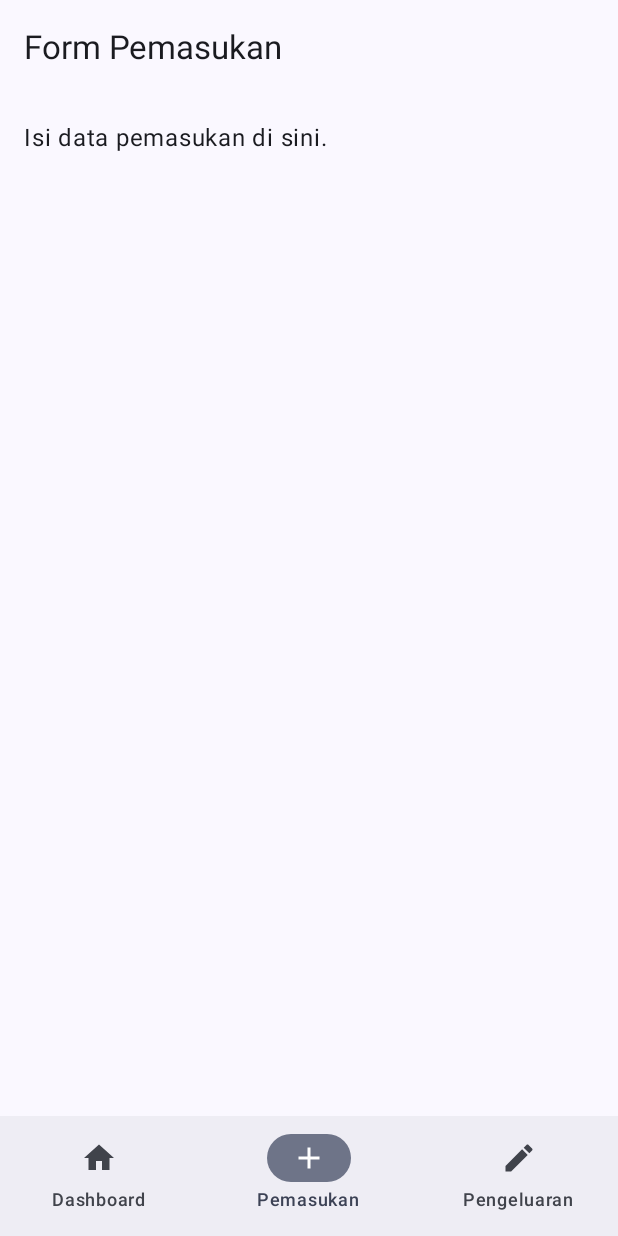
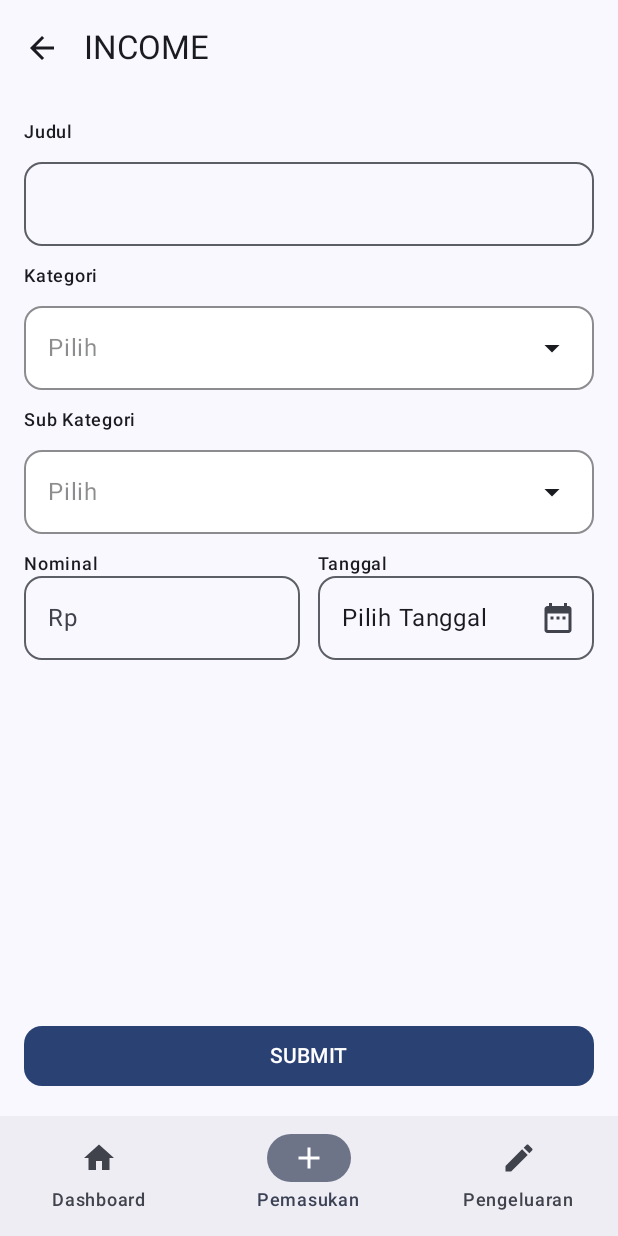
Before and after one commit to RaditZX/SnapCash, an Android app built with Jetpack Compose: the PemasukanEntryScreen screen opened through its navigation route, on a phone screen of 412 x 824 dp. Run offline under Robolectric (Android 15) with nearby library versions, the phone set to English and light mode, and no system bars.

Commit message:
Peambahan komponen dropdownmenu, dan pengembangan PemasukanEntryScreen.kt namun belum ada logika jika memilih kategori apa akan memunculkan sub kategori khusus untuk kategori tersebut

```diff
--- /dev/null
+++ b/app/src/main/java/com/example/snapcash/ui/component/DropdownMenu.kt
@@ -0,0 +1,71 @@
+package com.example.snapcash.ui.component
+
+import androidx.compose.foundation.background
+import androidx.compose.foundation.border
+import androidx.compose.foundation.clickable
+import androidx.compose.foundation.layout.Arrangement
+import androidx.compose.foundation.layout.Box
+import androidx.compose.foundation.layout.Column
+import androidx.compose.foundation.layout.Row
+import androidx.compose.foundation.layout.fillMaxWidth
+import androidx.compose.foundation.layout.offset
+import androidx.compose.foundation.layout.padding
+import androidx.compose.foundation.shape.RoundedCornerShape
+import androidx.compose.material.icons.Icons
+import androidx.compose.material.icons.filled.ArrowDropDown
+import androidx.compose.material3.*
+import androidx.compose.runtime.*
+import androidx.compose.ui.Modifier
+import androidx.compose.ui.graphics.Color
+import androidx.compose.ui.unit.dp
+
+@OptIn(ExperimentalMaterial3Api::class)
+@Composable
+fun DropdownMenu(
+    label: String,
+    options: List<String>,
+    selectedOption: String,
+    onOptionSelected: (String) -> Unit
+) {
+    var expanded by remember { mutableStateOf(false) }
+
+    Column {
+        Box(
+            modifier = Modifier
+                .fillMaxWidth()
+                .border(1.dp, MaterialTheme.colorScheme.onSurface.copy(alpha = 0.5f), RoundedCornerShape(12.dp))
+                .background(Color.White, RoundedCornerShape(12.dp))
+                .clickable { expanded = true }
+                .padding(16.dp)
+        ) {
+            Row(
+                modifier = Modifier.fillMaxWidth(),
+                horizontalArrangement = Arrangement.SpaceBetween
+            ) {
+                Text(
+                    text = selectedOption.ifEmpty { "Pilih $label" },
+                    color = MaterialTheme.colorScheme.onSurface.copy(alpha = if (selectedOption.isEmpty()) 0.5f else 1f)
+                )
+                Icon(Icons.Default.ArrowDropDown, contentDescription = null)
+            }
+        }
+
+        DropdownMenu(
+            expanded = expanded,
+            onDismissRequest = { expanded = false },
+            modifier = Modifier
+                .fillMaxWidth()
+                .background(Color.White, RoundedCornerShape(12.dp))
+        ) {
+            options.forEach { option ->
+                DropdownMenuItem(
+                    text = { Text(option) },
+                    onClick = {
+                        onOptionSelected(option)
+                        expanded = false
+                    }
+                )
+            }
+        }
+    }
+}
--- a/app/src/main/java/com/example/snapcash/ui/screen/PemasukanEntryScreen.kt
+++ b/app/src/main/java/com/example/snapcash/ui/screen/PemasukanEntryScreen.kt
@@ -1,9 +1,23 @@
 package com.example.snapcash.ui.screen
 
+import com.example.snapcash.ui.component.DropdownMenu
+import android.app.DatePickerDialog
+import android.icu.util.Calendar
+import android.widget.DatePicker
+import androidx.compose.foundation.background
+import androidx.compose.foundation.clickable
+import androidx.compose.foundation.layout.Arrangement
 import androidx.compose.foundation.layout.Box
+import androidx.compose.foundation.layout.Column
+import androidx.compose.foundation.layout.Row
+import androidx.compose.foundation.layout.Spacer
 import androidx.compose.foundation.layout.fillMaxSize
+import androidx.compose.foundation.layout.fillMaxWidth
+import androidx.compose.foundation.layout.height
 import androidx.compose.foundation.layout.padding
+import androidx.compose.foundation.shape.RoundedCornerShape
 import androidx.compose.material3.ExperimentalMaterial3Api
+import androidx.compose.material3.IconButton
 import androidx.compose.material3.Scaffold
 import androidx.compose.material3.Text
 import androidx.compose.material3.TopAppBar
@@ -11,16 +25,135 @@ import androidx.compose.runtime.Composable
 import androidx.compose.ui.Modifier
 import androidx.compose.ui.unit.dp
 import androidx.navigation.NavController
-import androidx.navigation.NavHostController
+import androidx.compose.material.icons.Icons
+import androidx.compose.material.icons.filled.ArrowBack
+import androidx.compose.material.icons.filled.ArrowDropDown
+import androidx.compose.material.icons.filled.DateRange
+import androidx.compose.material3.Button
+import androidx.compose.material3.DropdownMenuItem
+import androidx.compose.material3.ExposedDropdownMenuBox
+import androidx.compose.material3.Icon
+import androidx.compose.material3.MaterialTheme
+import androidx.compose.material3.OutlinedTextField
+import androidx.compose.material3.TextField
+import androidx.compose.runtime.getValue
+import androidx.compose.runtime.mutableStateOf
+import androidx.compose.runtime.remember
+import androidx.compose.runtime.setValue
+import androidx.compose.ui.platform.LocalContext
 
 @OptIn(ExperimentalMaterial3Api::class)
 @Composable
 fun PemasukanEntryScreen(navController: NavController) {
+    var judul by remember { mutableStateOf("") }
+    var nominal by remember { mutableStateOf("") }
+    var kategori by remember { mutableStateOf("") }
+    var subKategori by remember { mutableStateOf("") }
+    var tanggal by remember { mutableStateOf("Pilih Tanggal") }
+
+    // Data kategori & sub kategori
+    val kategoriList = listOf("Gaji", "Investasi", "Bisnis", "Hadiah")
+    val subKategoriList = listOf("Bonus", "THR", "Dividen", "Lainnya")
+
+    // Date Picker
+    val context = LocalContext.current
+    val calendar = Calendar.getInstance()
+    val datePicker = DatePickerDialog(
+        context,
+        { _, year, month, dayOfMonth ->
+            tanggal = "$dayOfMonth/${month + 1}/$year"
+        },
+        calendar.get(Calendar.YEAR),
+        calendar.get(Calendar.MONTH),
+        calendar.get(Calendar.DAY_OF_MONTH)
+    )
+
     Scaffold(
-        topBar = { TopAppBar(title = { Text("Form Pemasukan") }) }
+        topBar = {
+            TopAppBar(
+                title = { Text("INCOME") },
+                navigationIcon = {
+                    IconButton(onClick = { navController.popBackStack() }) {
+                        Icon(Icons.Default.ArrowBack, contentDescription = "Back")
+                    }
+                }
+            )
+        }
     ) { paddingValues ->
-        Box(modifier = Modifier.fillMaxSize().padding(paddingValues)) {
-            Text("Isi data pemasukan di sini.", modifier = Modifier.padding(16.dp))
+        Column(
+            modifier = Modifier
+                .fillMaxSize()
+                .padding(paddingValues)
+                .padding(16.dp),
+            verticalArrangement = Arrangement.spacedBy(12.dp)
+        ) {
+            Text("Judul", style = MaterialTheme.typography.labelMedium)
+            OutlinedTextField(
+                value = judul,
+                onValueChange = { judul = it },
+                modifier = Modifier.fillMaxWidth(),
+                shape = RoundedCornerShape(12.dp)
+            )
+
+            Text("Kategori", style = MaterialTheme.typography.labelMedium)
+            DropdownMenu(
+                label = "",
+                options = kategoriList,
+                selectedOption = kategori,
+                onOptionSelected = { kategori = it }
+            )
+
+            Text("Sub Kategori", style = MaterialTheme.typography.labelMedium)
+            DropdownMenu(
+                label = "",
+                options = subKategoriList,
+                selectedOption = subKategori,
+                onOptionSelected = { subKategori = it }
+            )
+
+            Row(
+                modifier = Modifier.fillMaxWidth(),
+                horizontalArrangement = Arrangement.spacedBy(12.dp)
+            ) {
+                Column(modifier = Modifier.weight(1f)) {
+                    Text("Nominal", style = MaterialTheme.typography.labelMedium)
+                    OutlinedTextField(
+                        value = nominal,
+                        onValueChange = { nominal = it },
+                        modifier = Modifier.fillMaxWidth(),
+                        placeholder = { Text("Rp") },
+                        shape = RoundedCornerShape(12.dp)
+                    )
+                }
+
+                Column(modifier = Modifier.weight(1f)) {
+                    Text("Tanggal", style = MaterialTheme.typography.labelMedium)
+                    OutlinedTextField(
+                        value = tanggal,
+                        onValueChange = {},
+                        modifier = Modifier.fillMaxWidth(),
+                        trailingIcon = {
+                            IconButton(onClick = { datePicker.show() }) {
+                                Icon(Icons.Default.DateRange, contentDescription = "Pilih Tanggal")
+                            }
+                        },
+                        shape = RoundedCornerShape(12.dp)
+                    )
+                }
+            }
+
+            Spacer(modifier = Modifier.weight(1f))
+
+            // Tombol Submit
+            Button(
+                onClick = {},
+                modifier = Modifier
+                    .fillMaxWidth()
+                    .padding(top = 16.dp),
+                shape = RoundedCornerShape(12.dp)
+            ) {
+                Text("SUBMIT")
+            }
         }
     }
 }
--- a/app/src/main/java/com/example/snapcash/ui/screen/PengeluaranEntryScreen.kt
+++ b/app/src/main/java/com/example/snapcash/ui/screen/PengeluaranEntryScreen.kt
@@ -9,7 +9,6 @@ import androidx.compose.runtime.Composable
 import androidx.compose.ui.Modifier
 import androidx.compose.ui.unit.dp
 import androidx.navigation.NavController
-import androidx.navigation.NavHostController
 import androidx.compose.foundation.layout.Box
 import androidx.compose.material3.ExperimentalMaterial3Api
 
```
